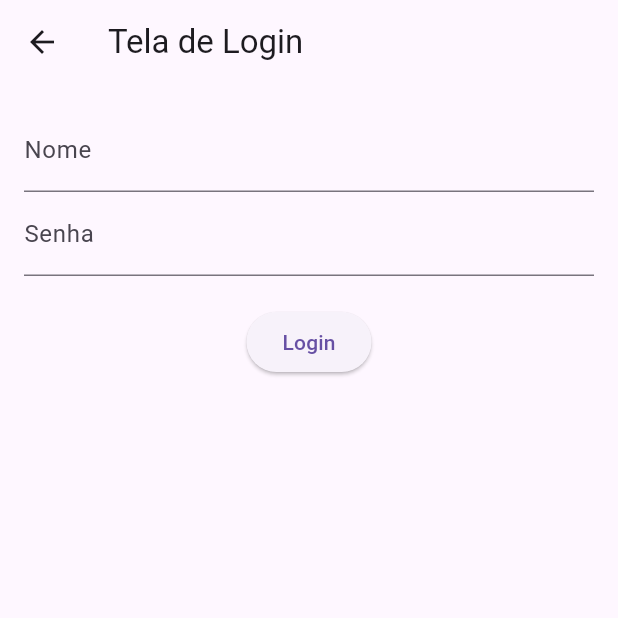
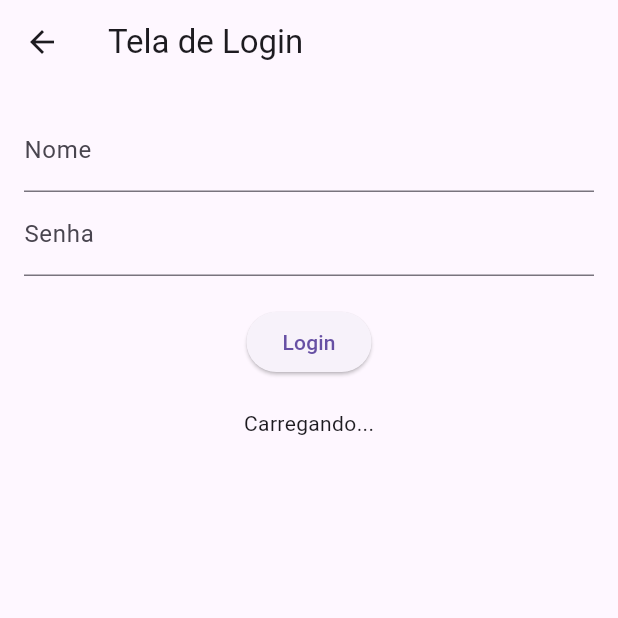
Before and after one commit to AugustoBuin/av-flutter-1, a Flutter app: the TelaLogin screen opened by its route, after a tap on "Login", on a phone screen of 412 x 824 dp, the top half of it. Run offline on Flutter 3.47's test engine with Material 3 defaults, Android fonts, the phone set to English and light mode, and no system bars; network calls fail; key blocks and very long unbroken strings in the code were emptied for the run.

Commit message:
feat: add token e carregamento no login

```diff
--- a/lib/list_notas.dart
+++ b/lib/list_notas.dart
@@ -50,6 +50,10 @@ class TelaNotasState extends State<TelaNotas> {
             mainAxisAlignment: MainAxisAlignment.spaceEvenly,
             children: [
               ElevatedButton(
+                onPressed: () => filtrarAlunos(0, 100),
+                child: const Text('Todas'),
+              ),
+              ElevatedButton(
                 onPressed: () => filtrarAlunos(0, 60),
                 child: const Text('Nota < 60'),
               ),
--- a/lib/login.dart
+++ b/lib/login.dart
@@ -13,8 +13,13 @@ class TelaLoginState extends State<TelaLogin> {
   final TextEditingController _nomeController = TextEditingController();
   final TextEditingController _senhaController = TextEditingController();
   String token = '';
+  bool carregando = false;
 
   Future<void> login() async {
+    setState(() {
+      carregando = true;
+    });
+
     final response = await http.post(
       Uri.parse('http://demo9168476.mockable.io/login'),
       body: jsonEncode({
@@ -27,6 +32,13 @@ class TelaLoginState extends State<TelaLogin> {
       setState(() {
         token = data['token'];
       });
+
+      await Future.delayed(const Duration(seconds: 2));
+
+      setState(() {
+        carregando = false;
+      });
+
       Navigator.pushNamed(context, '/notasAlunos', arguments: token);
     }
   }
@@ -54,6 +66,7 @@ class TelaLoginState extends State<TelaLogin> {
               child: const Text('Login'),
             ),
             const SizedBox(height: 20),
+            if (carregando) const Text('Carregando...'),
             if (token.isNotEmpty) Text('Token: $token'),
           ],
         ),
```
